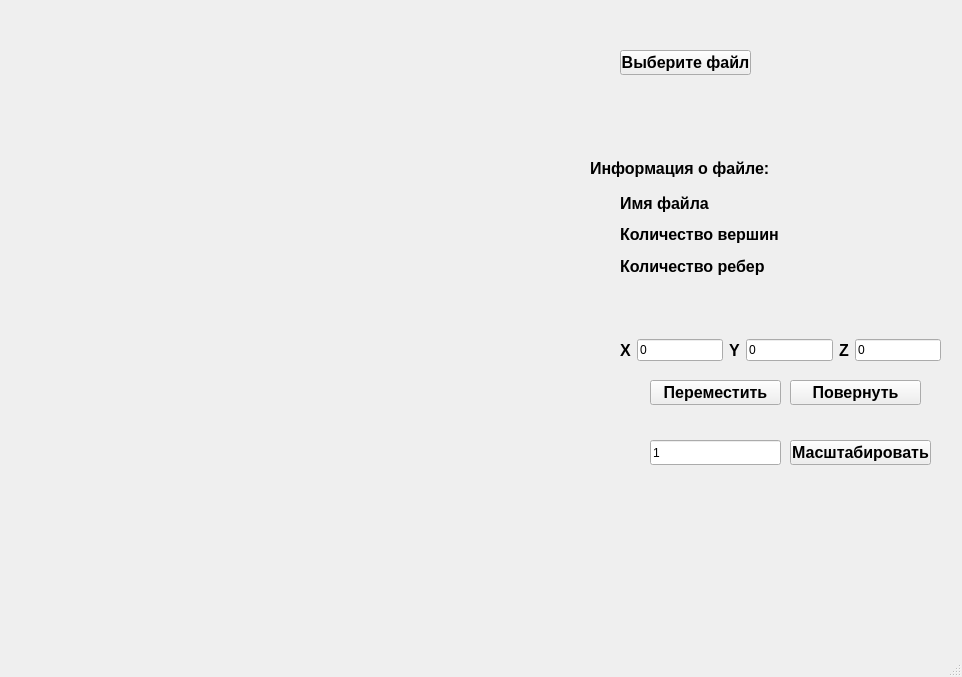
Old version of the form src/view/mainwindow.ui in the repository shii-cchi/3D_Viewer_cc.
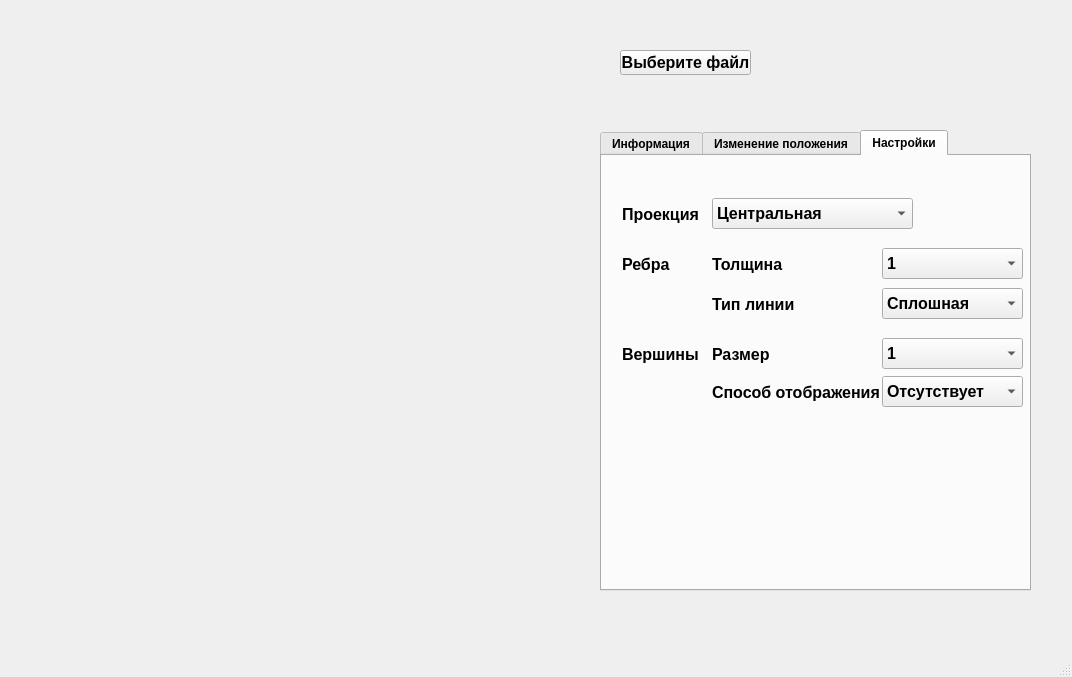
New version of the form. Custom widgets are drawn as their Qt base class.

Commit message: start adding settings

Diff of the .ui file:
```diff
--- a/src/view/mainwindow.ui
+++ b/src/view/mainwindow.ui
@@ -6,7 +6,7 @@
    <rect>
     <x>0</x>
     <y>0</y>
-    <width>962</width>
+    <width>1072</width>
     <height>677</height>
    </rect>
   </property>
@@ -33,12 +33,12 @@
      <string>Выберите файл</string>
     </property>
    </widget>
-   <widget class="QLabel" name="label">
+   <widget class="QLabel" name="error_file">
     <property name="geometry">
      <rect>
-      <x>590</x>
-      <y>160</y>
-      <width>191</width>
+      <x>620</x>
+      <y>90</y>
+      <width>361</width>
       <height>17</height>
      </rect>
     </property>
@@ -49,16 +49,59 @@
      </font>
     </property>
     <property name="text">
-     <string>Информация о файле:</string>
+     <string/>
     </property>
    </widget>
+   <widget class="GlView" name="view_window" native="true">
+    <property name="geometry">
+     <rect>
+      <x>19</x>
+      <y>9</y>
+      <width>561</width>
+      <height>591</height>
+     </rect>
+    </property>
+   </widget>
+   <widget class="QTabWidget" name="tabWidget">
+    <property name="geometry">
+     <rect>
+      <x>600</x>
+      <y>130</y>
+      <width>431</width>
+      <height>461</height>
+     </rect>
+    </property>
+    <property name="font">
+     <font>
+      <bold>true</bold>
+     </font>
+    </property>
+    <property name="currentIndex">
+     <number>2</number>
+    </property>
+    <property name="usesScrollButtons">
+     <bool>true</bool>
+    </property>
+    <property name="tabsClosable">
+     <bool>false</bool>
+    </property>
+    <property name="movable">
+     <bool>false</bool>
+    </property>
+    <property name="tabBarAutoHide">
+     <bool>false</bool>
+    </property>
+    <widget class="QWidget" name="tab_info">
+     <attribute name="title">
+      <string>Информация</string>
+     </attribute>
    <widget class="QWidget" name="gridLayoutWidget">
     <property name="geometry">
      <rect>
-      <x>620</x>
-      <y>190</y>
-      <width>321</width>
-      <height>89</height>
+        <x>20</x>
+        <y>50</y>
+        <width>391</width>
+        <height>121</height>
      </rect>
     </property>
     <layout class="QGridLayout" name="gridLayout">
@@ -142,82 +185,17 @@
      </item>
     </layout>
    </widget>
-   <widget class="QPushButton" name="pushButton_move">
-    <property name="geometry">
-     <rect>
-      <x>650</x>
-      <y>380</y>
-      <width>131</width>
-      <height>25</height>
-     </rect>
-    </property>
-    <property name="font">
-     <font>
-      <pointsize>12</pointsize>
-      <bold>true</bold>
-     </font>
-    </property>
-    <property name="text">
-     <string>Переместить</string>
-    </property>
-   </widget>
-   <widget class="QPushButton" name="pushButton_rotate">
+    </widget>
+    <widget class="QWidget" name="tab_changes">
+     <attribute name="title">
+      <string>Изменение положения</string>
+     </attribute>
+     <widget class="QLabel" name="error_xyz_scale">
     <property name="geometry">
      <rect>
-      <x>790</x>
-      <y>380</y>
-      <width>131</width>
-      <height>25</height>
-     </rect>
-    </property>
-    <property name="font">
-     <font>
-      <pointsize>12</pointsize>
-      <bold>true</bold>
-     </font>
-    </property>
-    <property name="text">
-     <string>Повернуть</string>
-    </property>
-   </widget>
-   <widget class="QPushButton" name="pushButton_scale">
-    <property name="geometry">
-     <rect>
-      <x>790</x>
-      <y>440</y>
-      <width>141</width>
-      <height>25</height>
-     </rect>
-    </property>
-    <property name="font">
-     <font>
-      <pointsize>12</pointsize>
-      <bold>true</bold>
-     </font>
-    </property>
-    <property name="text">
-     <string>Масштабировать</string>
-    </property>
-   </widget>
-   <widget class="QLineEdit" name="scale">
-    <property name="geometry">
-     <rect>
-      <x>650</x>
-      <y>440</y>
-      <width>131</width>
-      <height>25</height>
-     </rect>
-    </property>
-    <property name="text">
-     <string>1</string>
-    </property>
-   </widget>
-   <widget class="QLabel" name="error_file">
-    <property name="geometry">
-     <rect>
-      <x>620</x>
-      <y>90</y>
-      <width>361</width>
+        <x>70</x>
+        <y>300</y>
+        <width>261</width>
       <height>17</height>
      </rect>
     </property>
@@ -245,8 +223,8 @@
    <widget class="QWidget" name="gridLayoutWidget_2">
     <property name="geometry">
      <rect>
-      <x>620</x>
-      <y>310</y>
+        <x>30</x>
+        <y>30</y>
       <width>321</width>
       <height>80</height>
      </rect>
@@ -314,13 +292,13 @@
      </item>
     </layout>
    </widget>
-   <widget class="QLabel" name="error_xyz_scale">
+     <widget class="QPushButton" name="pushButton_move">
     <property name="geometry">
      <rect>
-      <x>660</x>
-      <y>480</y>
-      <width>261</width>
-      <height>17</height>
+        <x>130</x>
+        <y>100</y>
+        <width>131</width>
+        <height>25</height>
      </rect>
     </property>
     <property name="font">
@@ -331,8 +309,436 @@
      </font>
     </property>
     <property name="text">
-     <string/>
-    </property>
+       <string>Переместить</string>
+      </property>
+     </widget>
+     <widget class="QPushButton" name="pushButton_scale">
+      <property name="geometry">
+       <rect>
+        <x>200</x>
+        <y>260</y>
+        <width>141</width>
+        <height>25</height>
+       </rect>
+      </property>
+      <property name="font">
+       <font>
+        <pointsize>12</pointsize>
+        <bold>true</bold>
+       </font>
+      </property>
+      <property name="text">
+       <string>Масштабировать</string>
+      </property>
+     </widget>
+     <widget class="QLineEdit" name="scale">
+      <property name="geometry">
+       <rect>
+        <x>60</x>
+        <y>260</y>
+        <width>131</width>
+        <height>25</height>
+       </rect>
+      </property>
+      <property name="text">
+       <string>1</string>
+      </property>
+     </widget>
+     <widget class="QPushButton" name="pushButton_rotate">
+      <property name="geometry">
+       <rect>
+        <x>130</x>
+        <y>210</y>
+        <width>131</width>
+        <height>25</height>
+       </rect>
+      </property>
+      <property name="font">
+       <font>
+        <pointsize>12</pointsize>
+        <bold>true</bold>
+       </font>
+      </property>
+      <property name="text">
+       <string>Повернуть</string>
+      </property>
+     </widget>
+     <widget class="QWidget" name="gridLayoutWidget_3">
+      <property name="geometry">
+       <rect>
+        <x>30</x>
+        <y>140</y>
+        <width>321</width>
+        <height>80</height>
+       </rect>
+      </property>
+      <layout class="QGridLayout" name="gridLayout_3">
+       <item row="0" column="1">
+        <widget class="QLineEdit" name="x_rotate">
+         <property name="text">
+          <string>0</string>
+         </property>
+        </widget>
+       </item>
+       <item row="0" column="2">
+        <widget class="QLabel" name="label_y_2">
+         <property name="font">
+          <font>
+           <pointsize>12</pointsize>
+           <bold>true</bold>
+          </font>
+         </property>
+         <property name="text">
+          <string>Y</string>
+         </property>
+        </widget>
+       </item>
+       <item row="0" column="4">
+        <widget class="QLabel" name="label_z_2">
+         <property name="font">
+          <font>
+           <pointsize>12</pointsize>
+           <bold>true</bold>
+          </font>
+         </property>
+         <property name="text">
+          <string>Z</string>
+         </property>
+        </widget>
+       </item>
+       <item row="0" column="0">
+        <widget class="QLabel" name="label_x_2">
+         <property name="font">
+          <font>
+           <pointsize>12</pointsize>
+           <bold>true</bold>
+          </font>
+         </property>
+         <property name="text">
+          <string>X</string>
+         </property>
+        </widget>
+       </item>
+       <item row="0" column="3">
+        <widget class="QLineEdit" name="y_rotate">
+         <property name="text">
+          <string>0</string>
+         </property>
+        </widget>
+       </item>
+       <item row="0" column="5">
+        <widget class="QLineEdit" name="z_rotate">
+         <property name="text">
+          <string>0</string>
+         </property>
+        </widget>
+       </item>
+      </layout>
+     </widget>
+    </widget>
+    <widget class="QWidget" name="tab_settings">
+     <attribute name="title">
+      <string>Настройки</string>
+     </attribute>
+     <widget class="QLabel" name="label_5">
+      <property name="geometry">
+       <rect>
+        <x>20</x>
+        <y>40</y>
+        <width>121</width>
+        <height>36</height>
+       </rect>
+      </property>
+      <property name="font">
+       <font>
+        <pointsize>12</pointsize>
+        <bold>true</bold>
+       </font>
+      </property>
+      <property name="text">
+       <string>Проекция</string>
+      </property>
+     </widget>
+     <widget class="QComboBox" name="projection_type">
+      <property name="geometry">
+       <rect>
+        <x>110</x>
+        <y>42</y>
+        <width>201</width>
+        <height>31</height>
+       </rect>
+      </property>
+      <property name="font">
+       <font>
+        <pointsize>12</pointsize>
+        <bold>true</bold>
+       </font>
+      </property>
+      <item>
+       <property name="text">
+        <string>Центральная</string>
+       </property>
+      </item>
+      <item>
+       <property name="text">
+        <string>Параллельная</string>
+       </property>
+      </item>
+     </widget>
+     <widget class="QLabel" name="label_6">
+      <property name="geometry">
+       <rect>
+        <x>20</x>
+        <y>90</y>
+        <width>121</width>
+        <height>36</height>
+       </rect>
+      </property>
+      <property name="font">
+       <font>
+        <pointsize>12</pointsize>
+        <bold>true</bold>
+       </font>
+      </property>
+      <property name="text">
+       <string>Ребра</string>
+      </property>
+     </widget>
+     <widget class="QLabel" name="label_7">
+      <property name="geometry">
+       <rect>
+        <x>110</x>
+        <y>90</y>
+        <width>121</width>
+        <height>36</height>
+       </rect>
+      </property>
+      <property name="font">
+       <font>
+        <pointsize>12</pointsize>
+        <bold>true</bold>
+       </font>
+      </property>
+      <property name="text">
+       <string>Толщина</string>
+      </property>
+     </widget>
+     <widget class="QComboBox" name="line_type">
+      <property name="geometry">
+       <rect>
+        <x>280</x>
+        <y>132</y>
+        <width>141</width>
+        <height>31</height>
+       </rect>
+      </property>
+      <property name="font">
+       <font>
+        <pointsize>12</pointsize>
+        <bold>true</bold>
+       </font>
+      </property>
+      <item>
+       <property name="text">
+        <string>Сплошная</string>
+       </property>
+      </item>
+      <item>
+       <property name="text">
+        <string>Пунктирная</string>
+       </property>
+      </item>
+     </widget>
+     <widget class="QLabel" name="label_8">
+      <property name="geometry">
+       <rect>
+        <x>110</x>
+        <y>130</y>
+        <width>121</width>
+        <height>36</height>
+       </rect>
+      </property>
+      <property name="font">
+       <font>
+        <pointsize>12</pointsize>
+        <bold>true</bold>
+       </font>
+      </property>
+      <property name="text">
+       <string>Тип линии</string>
+      </property>
+     </widget>
+     <widget class="QComboBox" name="vertices_type">
+      <property name="geometry">
+       <rect>
+        <x>280</x>
+        <y>220</y>
+        <width>141</width>
+        <height>31</height>
+       </rect>
+      </property>
+      <property name="font">
+       <font>
+        <pointsize>12</pointsize>
+        <bold>true</bold>
+       </font>
+      </property>
+      <item>
+       <property name="text">
+        <string>Отсутствует</string>
+       </property>
+      </item>
+      <item>
+       <property name="text">
+        <string>Круг</string>
+       </property>
+      </item>
+      <item>
+       <property name="text">
+        <string>Квадрат</string>
+       </property>
+      </item>
+     </widget>
+     <widget class="QLabel" name="label_9">
+      <property name="geometry">
+       <rect>
+        <x>110</x>
+        <y>218</y>
+        <width>171</width>
+        <height>36</height>
+       </rect>
+      </property>
+      <property name="font">
+       <font>
+        <pointsize>12</pointsize>
+        <bold>true</bold>
+       </font>
+      </property>
+      <property name="text">
+       <string>Способ отображения</string>
+      </property>
+     </widget>
+     <widget class="QLabel" name="label_10">
+      <property name="geometry">
+       <rect>
+        <x>20</x>
+        <y>180</y>
+        <width>121</width>
+        <height>36</height>
+       </rect>
+      </property>
+      <property name="font">
+       <font>
+        <pointsize>12</pointsize>
+        <bold>true</bold>
+       </font>
+      </property>
+      <property name="text">
+       <string>Вершины</string>
+      </property>
+     </widget>
+     <widget class="QLabel" name="label_11">
+      <property name="geometry">
+       <rect>
+        <x>110</x>
+        <y>180</y>
+        <width>121</width>
+        <height>36</height>
+       </rect>
+      </property>
+      <property name="font">
+       <font>
+        <pointsize>12</pointsize>
+        <bold>true</bold>
+       </font>
+      </property>
+      <property name="text">
+       <string>Размер</string>
+      </property>
+     </widget>
+     <widget class="QComboBox" name="width_edge">
+      <property name="geometry">
+       <rect>
+        <x>280</x>
+        <y>92</y>
+        <width>141</width>
+        <height>31</height>
+       </rect>
+      </property>
+      <property name="font">
+       <font>
+        <pointsize>12</pointsize>
+        <bold>true</bold>
+       </font>
+      </property>
+      <item>
+       <property name="text">
+        <string>1</string>
+       </property>
+      </item>
+      <item>
+       <property name="text">
+        <string>2</string>
+       </property>
+      </item>
+      <item>
+       <property name="text">
+        <string>3</string>
+       </property>
+      </item>
+      <item>
+       <property name="text">
+        <string>0.5</string>
+       </property>
+      </item>
+      <item>
+       <property name="text">
+        <string>0.3</string>
+       </property>
+      </item>
+     </widget>
+     <widget class="QComboBox" name="size_vertices">
+      <property name="geometry">
+       <rect>
+        <x>280</x>
+        <y>182</y>
+        <width>141</width>
+        <height>31</height>
+       </rect>
+      </property>
+      <property name="font">
+       <font>
+        <pointsize>12</pointsize>
+        <bold>true</bold>
+       </font>
+      </property>
+      <item>
+       <property name="text">
+        <string>1</string>
+       </property>
+      </item>
+      <item>
+       <property name="text">
+        <string>2</string>
+       </property>
+      </item>
+      <item>
+       <property name="text">
+        <string>3</string>
+       </property>
+      </item>
+      <item>
+       <property name="text">
+        <string>0.5</string>
+       </property>
+      </item>
+      <item>
+       <property name="text">
+        <string>0.3</string>
+       </property>
+      </item>
+     </widget>
+    </widget>
    </widget>
   </widget>
   <widget class="QMenuBar" name="menubar">
```
Left out of the diff: 22 changed lines with no effect on the pictures. Lines whose indentation alone changed are shown as unchanged. The commit also changes 5 other files.
